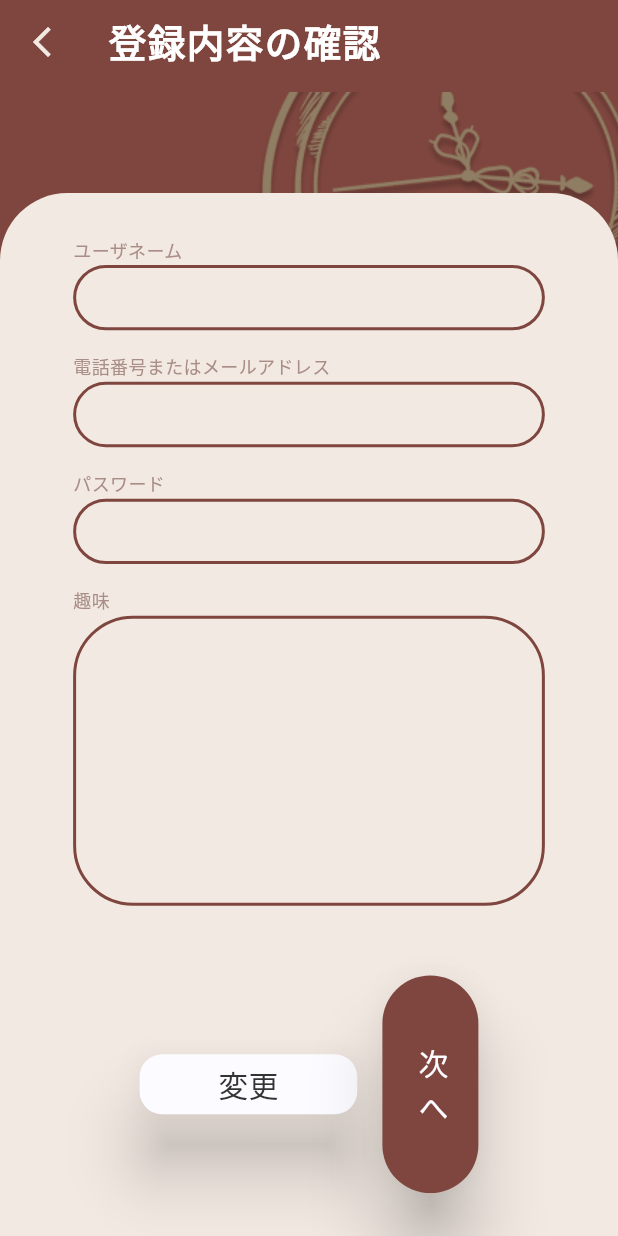
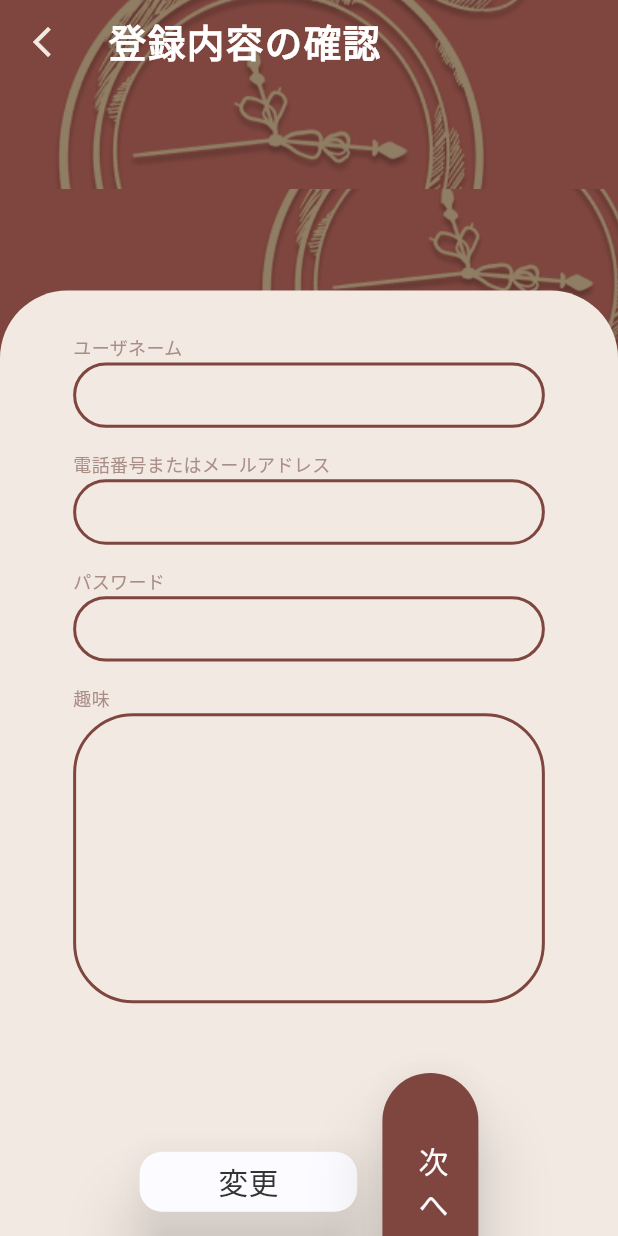
Before and after one commit to k-hinata515/time_alchemy_app, a Flutter app: the Registered_Content_Page screen opened directly, on a phone screen of 412 x 824 dp. Run offline on Flutter 3.47's test engine with Material 3 defaults, Android fonts, the phone set to English and light mode, and no system bars; our stand-ins replace cloud_firestore, device_preview, dotted_border, firebase_auth, firebase_core, flutter_rating_bar and 5 more; accounts and stored records are empty; generated files the repository leaves out were written again; network calls fail.

Commit message:
update AppBarWhiteTextCompornent変更

```diff
--- a/lib/component/AppCompornent.dart
+++ b/lib/component/AppCompornent.dart
@@ -1,7 +1,7 @@
 import 'package:flutter/material.dart';
 import 'package:time_alchemy_app/constant/Colors_comrponent%20.dart';
+import 'package:time_alchemy_app/constant/screen_pod.dart';
 
-// 背景茶色の時のappber
 class AppBarWhiteTextCompornent extends StatelessWidget
     implements PreferredSizeWidget {
   final String title; //Appbarテキスト
@@ -21,25 +21,31 @@ class AppBarWhiteTextCompornent extends StatelessWidget
     required this.onPressedRight,
     this.showLeftIcon = true, // デフォルトは表示
     this.showRightText = true,
-  }) : preferredSize = Size.fromHeight(kToolbarHeight + 5); // AppBarの高さを指定
+  }) : preferredSize = Size.fromHeight(kToolbarHeight + 70); // AppBarの高さを指定
 
+  @override
   Widget build(BuildContext context) {
+    final screen = ScreenRef(context).watch(screenProvider);
+
     return AppBar(
-      elevation: 0, // 背景透明
-      backgroundColor: Colors.transparent,
+      elevation: 0,
+      backgroundColor: Colors_compornet.globalBackgroundColorRed,
+      bottom: PreferredSize(
+        preferredSize: Size.fromHeight(0), // AppBarの下線を削除
+        child: Container(),
+      ),
       leading: showLeftIcon
           ? IconButton(
-              // 戻るアイコン
               icon: const Icon(Icons.arrow_back_ios_new),
               color: Colors_compornet.globalBackgroundColorwhite,
               onPressed: onPressedLeft,
             )
-          : null, // アイコン非表示
+          : null,
       title: Column(
         crossAxisAlignment: CrossAxisAlignment.start,
         children: [
           Text(
-            title.split('\n')[0], // 改行コードで分割し、最初の行を表示
+            title.split('\n')[0],
             style: const TextStyle(
               fontSize: 25,
               fontWeight: FontWeight.bold,
@@ -49,7 +55,7 @@ class AppBarWhiteTextCompornent extends StatelessWidget
           ),
           if (title.split('\n').length > 1)
             Text(
-              title.split('\n')[1], // 2行目があれば表示
+              title.split('\n')[1],
               style: const TextStyle(
                 fontSize: 25,
                 fontWeight: FontWeight.bold,
@@ -73,6 +79,25 @@ class AppBarWhiteTextCompornent extends StatelessWidget
               ),
             ]
           : null,
+      flexibleSpace: Container(
+        decoration: BoxDecoration(
+          image: DecorationImage(
+            image: AssetImage(
+              'assets/logo_images/BackgroundTimeImage.png',
+            ),
+            fit: BoxFit.none,
+          ),
+        ),
+        child: Align(
+          alignment: Alignment.topRight,
+          child: Padding(
+            padding: EdgeInsets.only(right: screen.designW(190)),
+            child: Container(
+                // ここに適用したい子要素を追加
+                ),
+          ),
+        ),
+      ),
     );
   }
 }
@@ -197,7 +222,6 @@ class AppBarBrackTextButtonCompornent extends StatelessWidget
               onPressed: onPressedLeft,
               child: Text(
                 leftText,
-
                 style: const TextStyle(
                   color: Colors_compornet.textfontColorBlack,
                   fontSize: 12,
```
